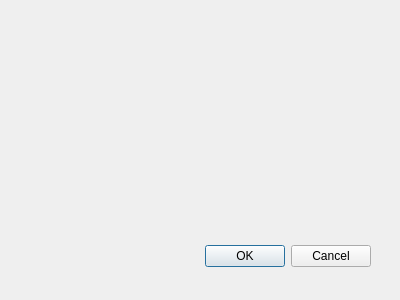
Above: src/dialogs/blamedialog.ui from ballessay/quokkagit before the change. Below: the same form after it.
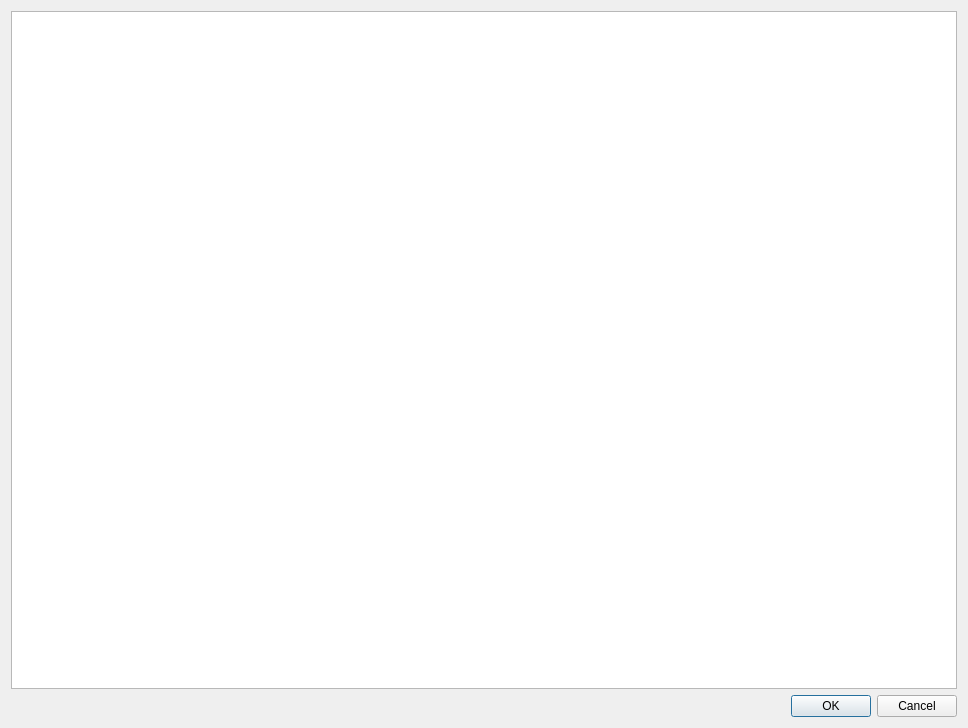
That is the form after the change.

```diff
--- a/src/dialogs/blamedialog.ui
+++ b/src/dialogs/blamedialog.ui
@@ -8,22 +8,38 @@
    <rect>
     <x>0</x>
     <y>0</y>
-    <width>400</width>
-    <height>300</height>
+    <width>968</width>
+    <height>728</height>
    </rect>
   </property>
   <property name="windowTitle">
    <string>Dialog</string>
   </property>
+  <layout class="QGridLayout" name="gridLayout">
+   <item row="0" column="0">
+    <widget class="QTableView" name="tableView">
+     <property name="showGrid">
+      <bool>false</bool>
+     </property>
+     <attribute name="horizontalHeaderVisible">
+      <bool>false</bool>
+     </attribute>
+     <attribute name="horizontalHeaderMinimumSectionSize">
+      <number>10</number>
+     </attribute>
+     <attribute name="horizontalHeaderStretchLastSection">
+      <bool>true</bool>
+     </attribute>
+     <attribute name="verticalHeaderVisible">
+      <bool>false</bool>
+     </attribute>
+     <attribute name="verticalHeaderMinimumSectionSize">
+      <number>10</number>
+     </attribute>
+    </widget>
+   </item>
+   <item row="1" column="0">
   <widget class="QDialogButtonBox" name="buttonBox">
-   <property name="geometry">
-    <rect>
-     <x>30</x>
-     <y>240</y>
-     <width>341</width>
-     <height>32</height>
-    </rect>
-   </property>
    <property name="orientation">
     <enum>Qt::Horizontal</enum>
    </property>
@@ -31,6 +47,8 @@
     <set>QDialogButtonBox::Cancel|QDialogButtonBox::Ok</set>
    </property>
   </widget>
+   </item>
+  </layout>
  </widget>
  <pixmapfunction/>
  <resources/>
```
Left out of the diff: 5 changed lines with no effect on the pictures. Lines whose indentation alone changed are shown as unchanged.
